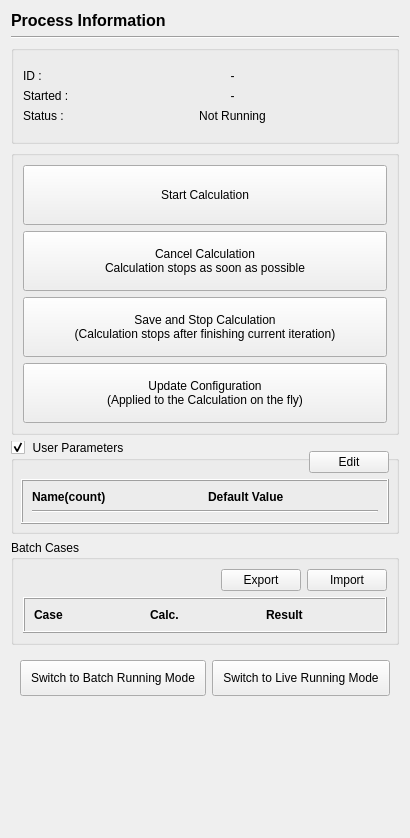
Above: baramFlow/view/solution/run/process_information_page.ui from nextfoam/baram before the change. Below: the same form after it.
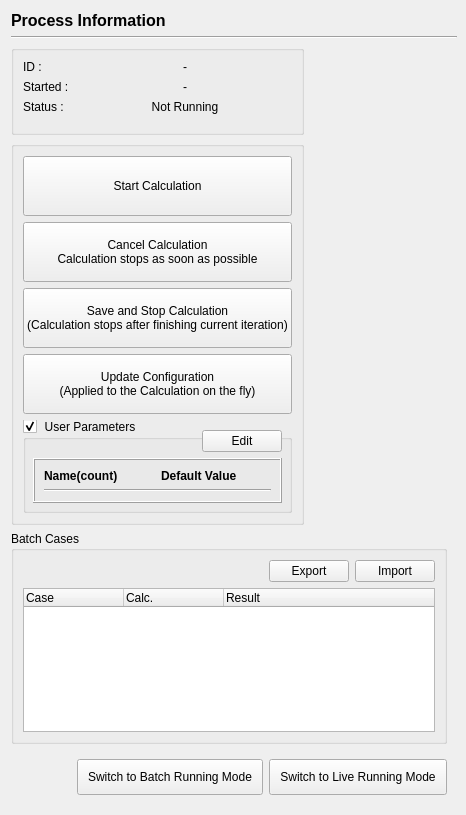
That is the form after the change. Icons and pictures are not drawn. Custom widgets are drawn as their Qt base class.

Commit message: baram#14 User parameter를 coredb element의 attribute를 사용해 처리하도록 수정 및 Batch case import/export 기능 구현

```diff
--- a/baramFlow/view/solution/run/process_information_page.ui
+++ b/baramFlow/view/solution/run/process_information_page.ui
@@ -6,14 +6,17 @@
    <rect>
     <x>0</x>
     <y>0</y>
-    <width>390</width>
-    <height>838</height>
+    <width>466</width>
+    <height>815</height>
    </rect>
   </property>
   <property name="windowTitle">
    <string>Form</string>
   </property>
   <layout class="QVBoxLayout" name="verticalLayout_4">
+   <property name="rightMargin">
+    <number>9</number>
+   </property>
    <item>
     <widget class="QLabel" name="title">
      <property name="font">
@@ -35,11 +38,77 @@
     </widget>
    </item>
    <item>
+    <widget class="QScrollArea" name="scrollArea">
+     <property name="frameShape">
+      <enum>QFrame::NoFrame</enum>
+     </property>
+     <property name="widgetResizable">
+      <bool>true</bool>
+     </property>
+     <widget class="QWidget" name="scrollAreaWidgetContents">
+      <property name="geometry">
+       <rect>
+        <x>0</x>
+        <y>0</y>
+        <width>448</width>
+        <height>761</height>
+       </rect>
+      </property>
+      <layout class="QVBoxLayout" name="verticalLayout_7">
+       <property name="leftMargin">
+        <number>0</number>
+       </property>
+       <property name="topMargin">
+        <number>0</number>
+       </property>
+       <property name="rightMargin">
+        <number>10</number>
+       </property>
+       <property name="bottomMargin">
+        <number>0</number>
+       </property>
+       <item>
+        <widget class="QWidget" name="widget_3" native="true">
+         <layout class="QHBoxLayout" name="horizontalLayout_4">
+          <property name="spacing">
+           <number>0</number>
+          </property>
+          <property name="leftMargin">
+           <number>0</number>
+          </property>
+          <property name="topMargin">
+           <number>0</number>
+          </property>
+          <property name="rightMargin">
+           <number>0</number>
+          </property>
+          <property name="bottomMargin">
+           <number>0</number>
+          </property>
+          <item>
+           <widget class="QWidget" name="calculation" native="true">
+            <layout class="QVBoxLayout" name="verticalLayout_9">
+             <property name="leftMargin">
+              <number>0</number>
+             </property>
+             <property name="topMargin">
+              <number>0</number>
+             </property>
+             <property name="rightMargin">
+              <number>0</number>
+             </property>
+             <property name="bottomMargin">
+              <number>0</number>
+             </property>
+             <item>
     <widget class="QGroupBox" name="groupBox_2">
      <property name="title">
       <string/>
      </property>
      <layout class="QVBoxLayout" name="verticalLayout_5">
+                <property name="topMargin">
+                 <number>0</number>
+                </property>
       <item>
        <widget class="QWidget" name="transientConditions" native="true">
         <layout class="QFormLayout" name="timeConditionLayout">
@@ -194,9 +263,6 @@
         </property>
        </widget>
       </item>
-     </layout>
-    </widget>
-   </item>
    <item>
     <widget class="QGroupBox" name="userParametersGroup">
      <property name="styleSheet">
@@ -213,20 +279,32 @@
      </property>
      <layout class="QVBoxLayout" name="verticalLayout">
       <property name="leftMargin">
-       <number>0</number>
+                    <number>9</number>
       </property>
       <property name="topMargin">
-       <number>0</number>
+                    <number>9</number>
       </property>
       <property name="rightMargin">
-       <number>0</number>
+                    <number>9</number>
       </property>
       <property name="bottomMargin">
-       <number>0</number>
+                    <number>9</number>
       </property>
       <item>
        <widget class="QWidget" name="userParameters" native="true">
         <layout class="QVBoxLayout" name="verticalLayout_3">
+                      <property name="leftMargin">
+                       <number>0</number>
+                      </property>
+                      <property name="topMargin">
+                       <number>0</number>
+                      </property>
+                      <property name="rightMargin">
+                       <number>0</number>
+                      </property>
+                      <property name="bottomMargin">
+                       <number>0</number>
+                      </property>
          <item>
           <widget class="QWidget" name="widget" native="true">
            <layout class="QHBoxLayout" name="horizontalLayout">
@@ -246,7 +324,7 @@
               </property>
               <property name="sizeHint" stdset="0">
                <size>
-                <width>259</width>
+                             <width>0</width>
                 <height>20</height>
                </size>
               </property>
@@ -314,6 +392,31 @@
      </layout>
     </widget>
    </item>
+               </layout>
+              </widget>
+             </item>
+            </layout>
+           </widget>
+          </item>
+          <item>
+           <spacer name="horizontalSpacer_4">
+            <property name="orientation">
+             <enum>Qt::Horizontal</enum>
+            </property>
+            <property name="sizeType">
+             <enum>QSizePolicy::MinimumExpanding</enum>
+            </property>
+            <property name="sizeHint" stdset="0">
+             <size>
+              <width>0</width>
+              <height>20</height>
+             </size>
+            </property>
+           </spacer>
+          </item>
+         </layout>
+        </widget>
+       </item>
    <item>
     <widget class="QGroupBox" name="batchCases">
      <property name="title">
@@ -339,7 +442,7 @@
            </property>
            <property name="sizeHint" stdset="0">
             <size>
-             <width>178</width>
+                 <width>0</width>
              <height>20</height>
             </size>
            </property>
@@ -363,54 +466,34 @@
        </widget>
       </item>
       <item>
-       <widget class="ListTable" name="batchCaseList">
-        <property name="styleSheet">
-         <string notr="true"/>
-        </property>
-        <property name="frameShape">
-         <enum>QFrame::Box</enum>
-        </property>
-        <property name="frameShadow">
-         <enum>QFrame::Raised</enum>
-        </property>
-        <layout class="QGridLayout" name="gridLayout_4">
-         <item row="0" column="1">
-          <widget class="QLabel" name="label_49">
-           <property name="font">
-            <font>
-             <bold>true</bold>
-            </font>
-           </property>
-           <property name="text">
-            <string>Calc.</string>
-           </property>
-          </widget>
-         </item>
-         <item row="0" column="0">
-          <widget class="QLabel" name="label_50">
-           <property name="font">
-            <font>
-             <bold>true</bold>
-            </font>
-           </property>
+           <widget class="QTreeWidget" name="batchCaseList">
+            <property name="verticalScrollBarPolicy">
+             <enum>Qt::ScrollBarAlwaysOff</enum>
+            </property>
+            <property name="horizontalScrollBarPolicy">
+             <enum>Qt::ScrollBarAlwaysOff</enum>
+            </property>
+            <property name="autoScroll">
+             <bool>false</bool>
+            </property>
+            <property name="selectionMode">
+             <enum>QAbstractItemView::MultiSelection</enum>
+            </property>
+            <column>
            <property name="text">
             <string>Case</string>
            </property>
-          </widget>
-         </item>
-         <item row="0" column="2">
-          <widget class="QLabel" name="label">
-           <property name="font">
-            <font>
-             <bold>true</bold>
-            </font>
-           </property>
+            </column>
+            <column>
+             <property name="text">
+              <string>Calc.</string>
+             </property>
+            </column>
+            <column>
            <property name="text">
             <string>Result</string>
            </property>
-          </widget>
-         </item>
-        </layout>
+            </column>
        </widget>
       </item>
      </layout>
@@ -419,6 +502,9 @@
    <item>
     <widget class="QWidget" name="runningMode" native="true">
      <layout class="QHBoxLayout" name="horizontalLayout_3">
+          <property name="rightMargin">
+           <number>0</number>
+          </property>
       <item>
        <spacer name="horizontalSpacer_3">
         <property name="orientation">
@@ -463,10 +549,14 @@
      <property name="sizeHint" stdset="0">
       <size>
        <width>20</width>
-       <height>0</height>
+           <height>40</height>
       </size>
      </property>
     </spacer>
+       </item>
+      </layout>
+     </widget>
+    </widget>
    </item>
   </layout>
  </widget>
```
Lines whose indentation alone changed are shown as unchanged. The commit also changes 12 other files.
